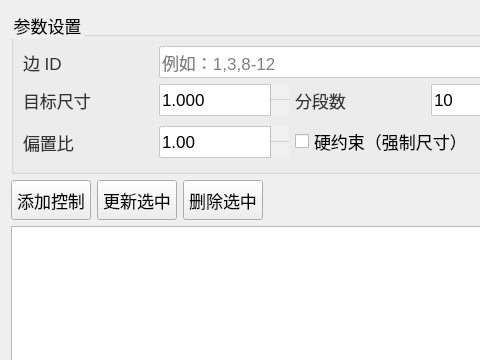
This is plugins/Base_Mesh/MeshEdgeControlWidget.ui in asd977/base_cae as Qt 5 draws it before an edit; both pictures show x 0 to 480 and y 0 to 360 of the 720 by 520 pixel window. The edited form follows.
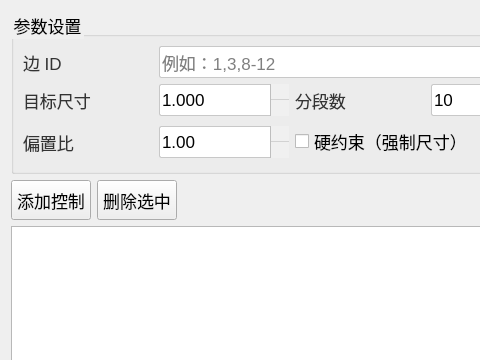
This is the edited form. Icons and pictures are not drawn. Custom widgets are drawn as their Qt base class.

Commit message: Mesh controls: realtime row updates and row-aware ID highlighting

Diff of the .ui file:
```diff
--- a/plugins/Base_Mesh/MeshEdgeControlWidget.ui
+++ b/plugins/Base_Mesh/MeshEdgeControlWidget.ui
@@ -228,13 +228,6 @@
        </property>
       </widget>
      </item>
-     <item>
-      <widget class="QPushButton" name="btnUpdate">
-       <property name="text">
-        <string>更新选中</string>
-       </property>
-      </widget>
-     </item>
      <item>
       <widget class="QPushButton" name="btnDelete">
        <property name="text">
```
The commit also changes 8 other files.
